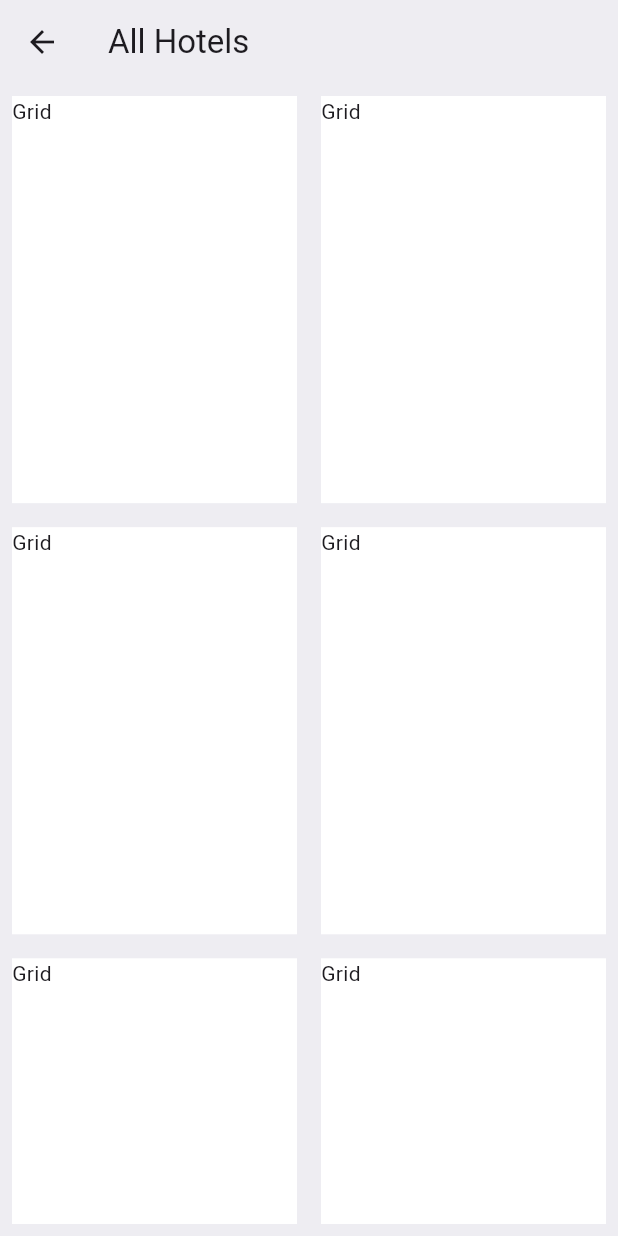
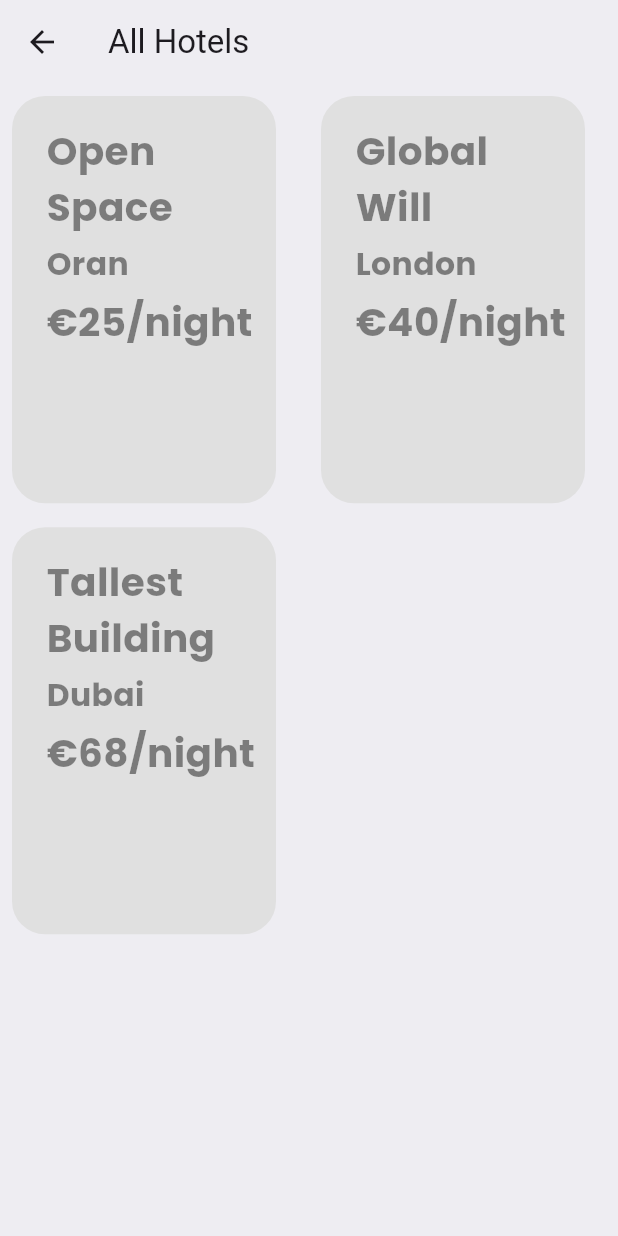
Before and after one commit to abdelillahbel/FlightBookingApp, a Flutter app: the AllHotelsScreen screen opened by its route, on a phone screen of 412 x 824 dp. Run offline on Flutter 3.47's test engine with Material 3 defaults, Android fonts, the phone set to English and light mode, and no system bars; our stand-ins replace barcode_widget, fluentui_icons, flutter_svg, google_fonts, simple_gradient_text.

Commit message:
feat: update AllHotelsScreen to display hotel cards from hotelsList

```diff
--- a/lib/screens/home/all_hotels_screen.dart
+++ b/lib/screens/home/all_hotels_screen.dart
@@ -1,4 +1,6 @@
+import 'package:flightbookapp/core/data/hotels_list.dart';
 import 'package:flightbookapp/core/res/styles/app_theme.dart';
+import 'package:flightbookapp/screens/home/widgets/hotel_card.dart';
 import 'package:flutter/material.dart';
 
 class AllHotelsScreen extends StatelessWidget {
@@ -20,9 +22,12 @@ class AllHotelsScreen extends StatelessWidget {
                 crossAxisSpacing: 16.0,
                 mainAxisSpacing: 16.0,
                 childAspectRatio: 0.7),
+            itemCount: hotelsList.length,
             itemBuilder: (context, index) {
-              return Container(child: Text("Grid"),
-              color: Colors.white,);
+              var singleHotel = hotelsList[index];
+              return HotelCard(
+                hotel: singleHotel,
+              );
             }),
       ),
     );
--- a/lib/screens/home/widgets/hotel_card.dart
+++ b/lib/screens/home/widgets/hotel_card.dart
@@ -13,14 +13,14 @@ class HotelCard extends StatelessWidget {
       padding: EdgeInsets.all(8),
       margin: EdgeInsets.only(right: 14),
       width: size.width * 0.6,
-      height: 350,
+      // height: 350,
       decoration: BoxDecoration(
           color: Colors.grey.shade300, borderRadius: BorderRadius.circular(22)),
       child: Column(
         crossAxisAlignment: CrossAxisAlignment.start,
         children: [
           Container(
-            height: 180,
+            // height: 180,
             decoration: BoxDecoration(
                 color: Colors.grey.shade300,
                 borderRadius: BorderRadius.circular(16),
```
